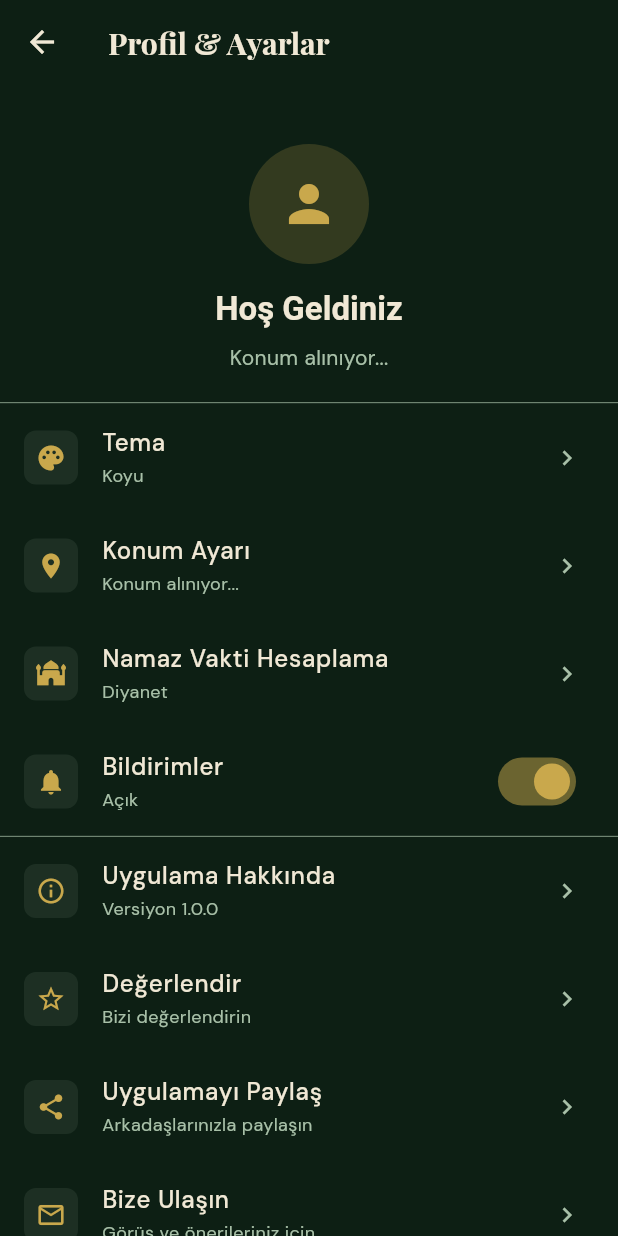
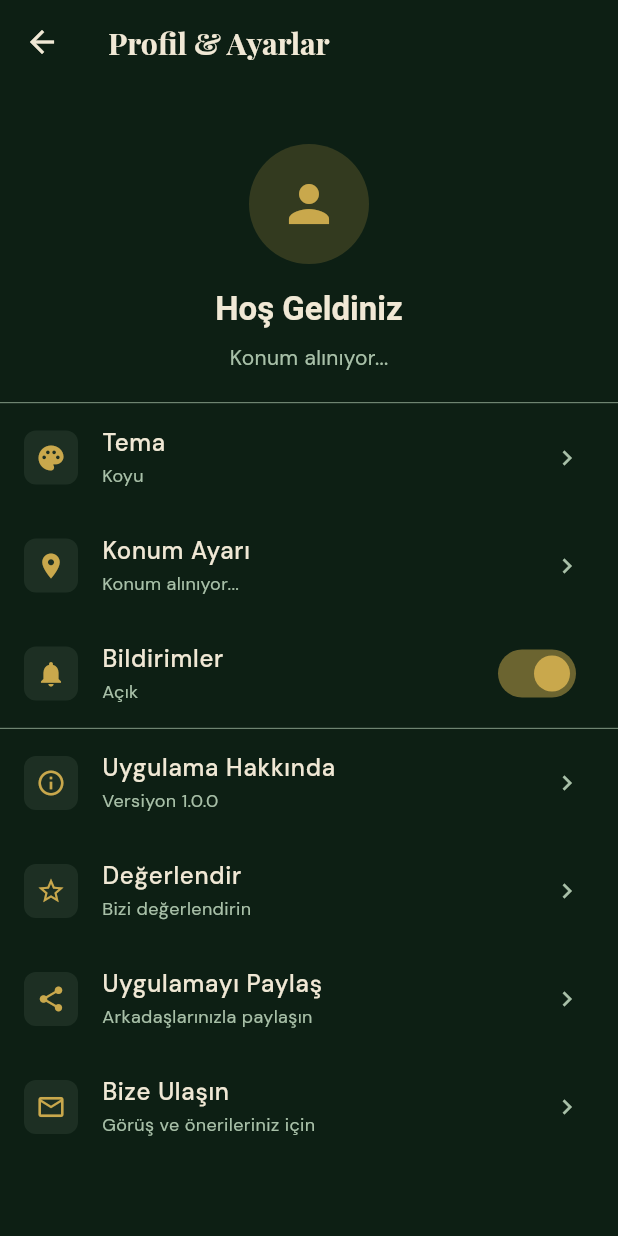
Before and after one commit to aydincollab/minber, a Flutter app: the ProfileScreen screen opened directly, on a phone screen of 412 x 824 dp. Run offline on Flutter 3.47's test engine with Material 3 defaults, Android fonts, the phone set to English and light mode, and no system bars; our stand-ins replace audioplayers, connectivity_plus, flutter_compass, flutter_local_notifications, flutter_tts, geocoding and 10 more; accounts and stored records are empty.

Commit message:
polish: remove prayer method from profile, remove location label, add haptic on qibla align

```diff
--- a/flutter_app/lib/screens/profile/profile_screen.dart
+++ b/flutter_app/lib/screens/profile/profile_screen.dart
@@ -397,12 +397,7 @@ class _ProfileScreenState extends State<ProfileScreen> {
             onTap: _showCityPicker,
           ),
 
-          _buildSettingItem(
-            icon: Icons.mosque,
-            title: 'Namaz Vakti Hesaplama',
-            subtitle: preferences.prayerMethod,
-            onTap: _showPrayerMethodPicker,
-          ),
+
 
           _buildSettingItem(
             icon: Icons.notifications,
```
Also changed, not shown: flutter_app/lib/screens/qibla/qibla_screen.dart (+14 -10 lines).
